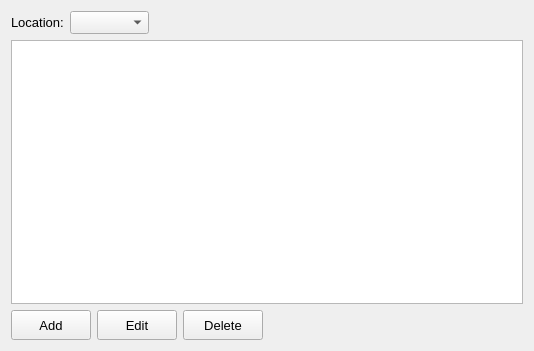
Before: the Qt Designer form src/plugins/purchase/views/requesttablewidget.ui in awfeequdng/rubus, drawn with Qt 5.
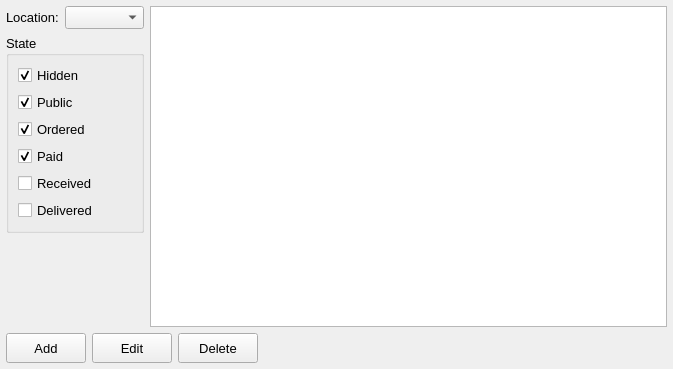
After: the same form once the commit is applied. Custom widgets are drawn as their Qt base class.

Diff of the .ui file:
```diff
--- a/src/plugins/purchase/views/requesttablewidget.ui
+++ b/src/plugins/purchase/views/requesttablewidget.ui
@@ -6,8 +6,8 @@
    <rect>
     <x>0</x>
     <y>0</y>
-    <width>534</width>
-    <height>351</height>
+    <width>673</width>
+    <height>369</height>
    </rect>
   </property>
   <property name="font">
@@ -19,39 +19,122 @@
   <property name="windowTitle">
    <string>Form</string>
   </property>
-  <layout class="QVBoxLayout" name="verticalLayout">
-   <item>
-    <layout class="QHBoxLayout" name="horizontalLayout">
+  <layout class="QGridLayout" name="gridLayout">
+   <property name="leftMargin">
+    <number>6</number>
+   </property>
+   <property name="topMargin">
+    <number>6</number>
+   </property>
+   <property name="rightMargin">
+    <number>6</number>
+   </property>
+   <property name="bottomMargin">
+    <number>6</number>
+   </property>
+   <item row="0" column="0">
+    <layout class="QVBoxLayout" name="verticalLayout_2" stretch="0,0,0">
      <item>
-      <widget class="QLabel" name="label">
-       <property name="text">
-        <string>Location:</string>
+      <layout class="QFormLayout" name="formLayout">
+       <item row="0" column="0">
+        <widget class="QLabel" name="label">
+         <property name="text">
+          <string>Location:</string>
+         </property>
+        </widget>
+       </item>
+       <item row="0" column="1">
+        <widget class="AdvComboBox" name="cmbLocation"/>
+       </item>
+      </layout>
+     </item>
+     <item>
+      <widget class="QGroupBox" name="groupBox">
+       <property name="title">
+        <string>State</string>
        </property>
+       <layout class="QVBoxLayout" name="verticalLayout" stretch="0,0,0,0,0,0">
+        <item>
+         <widget class="QCheckBox" name="ckHidden">
+          <property name="text">
+           <string>Hidden</string>
+          </property>
+          <property name="checked">
+           <bool>true</bool>
+          </property>
+         </widget>
+        </item>
+        <item>
+         <widget class="QCheckBox" name="ckPublic">
+          <property name="text">
+           <string>Public</string>
+          </property>
+          <property name="checked">
+           <bool>true</bool>
+          </property>
+         </widget>
+        </item>
+        <item>
+         <widget class="QCheckBox" name="ckOrdered">
+          <property name="text">
+           <string>Ordered</string>
+          </property>
+          <property name="checked">
+           <bool>true</bool>
+          </property>
+         </widget>
+        </item>
+        <item>
+         <widget class="QCheckBox" name="ckPaid">
+          <property name="text">
+           <string>Paid</string>
+          </property>
+          <property name="checked">
+           <bool>true</bool>
+          </property>
+         </widget>
+        </item>
+        <item>
+         <widget class="QCheckBox" name="ckReceived">
+          <property name="text">
+           <string>Received</string>
+          </property>
+          <property name="checked">
+           <bool>false</bool>
+          </property>
+         </widget>
+        </item>
+        <item>
+         <widget class="QCheckBox" name="ckDelivered">
+          <property name="text">
+           <string>Delivered</string>
+          </property>
+         </widget>
+        </item>
+       </layout>
       </widget>
      </item>
      <item>
-      <widget class="QComboBox" name="comboBox"/>
-     </item>
-     <item>
-      <spacer name="horizontalSpacer">
+      <spacer name="verticalSpacer">
        <property name="orientation">
-        <enum>Qt::Horizontal</enum>
+        <enum>Qt::Vertical</enum>
        </property>
        <property name="sizeHint" stdset="0">
         <size>
-         <width>40</width>
-         <height>20</height>
+         <width>20</width>
+         <height>40</height>
         </size>
        </property>
       </spacer>
      </item>
     </layout>
    </item>
-   <item>
+   <item row="0" column="1">
     <widget class="AdvTableView" name="tableView">
      <property name="font">
       <font>
        <family>Tahoma</family>
+       <pointsize>10</pointsize>
       </font>
      </property>
      <property name="selectionBehavior">
@@ -62,7 +145,7 @@
      </property>
     </widget>
    </item>
-   <item>
+   <item row="1" column="0" colspan="2">
     <layout class="QHBoxLayout" name="horizontalLayout_2">
      <item>
       <widget class="QPushButton" name="btnAdd">
@@ -121,6 +204,11 @@
   </layout>
  </widget>
  <customwidgets>
+  <customwidget>
+   <class>AdvComboBox</class>
+   <extends>QComboBox</extends>
+   <header>advcombobox.h</header>
+  </customwidget>
   <customwidget>
    <class>AdvTableView</class>
    <extends>QTableView</extends>
```
Left out of the diff: 19 changed lines with no effect on the pictures.
